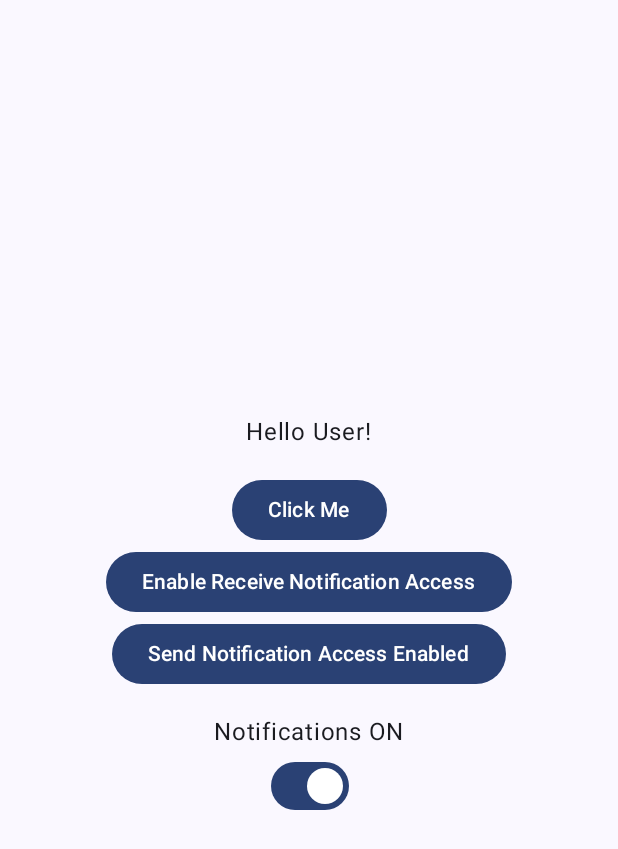
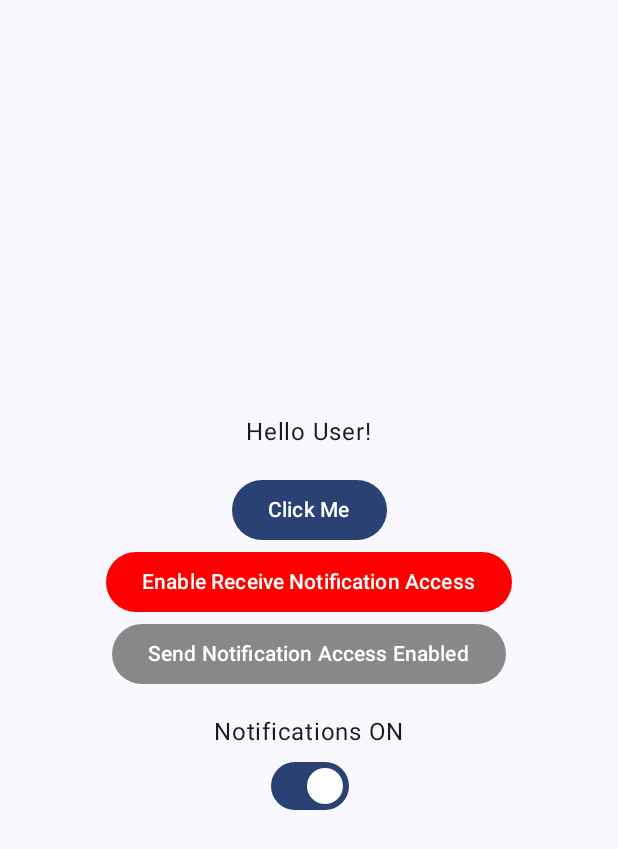
Before and after one commit to angelazheng96/JustSoYouKnow, an Android app built with Jetpack Compose: the screen it shows after launch (MainActivity), on a phone screen of 412 x 824 dp. Shown: the top 849 px of the screen. Run offline under Robolectric (Android 15) with nearby library versions, the phone set to English and light mode, and no system bars.

Commit message:
Buttons change colour

```diff
--- a/app/src/main/java/com/example/justsoyouknow/MainActivity.kt
+++ b/app/src/main/java/com/example/justsoyouknow/MainActivity.kt
@@ -36,9 +36,11 @@ import androidx.compose.runtime.setValue
 import androidx.core.app.NotificationCompat
 import android.os.Handler
 import android.os.Looper
+import androidx.compose.material3.ButtonDefaults
 import androidx.compose.material3.Switch
 import androidx.compose.runtime.remember
 import androidx.compose.runtime.rememberCoroutineScope
+import androidx.compose.ui.graphics.Color
 import kotlinx.coroutines.delay
 import kotlinx.coroutines.launch
 
@@ -119,7 +121,13 @@ class MainActivity : ComponentActivity() {
 
     @Composable
     fun ReceiveSetting(context: Context) {
-        Button(onClick = { ensureReceiveNotificationAccess(this) }) {
+        Button(
+            onClick = { ensureReceiveNotificationAccess(this) },
+            colors = ButtonDefaults.buttonColors(
+                containerColor = if (isReceiveNotificationAccessEnabled(context)) Color.Gray else Color.Red,
+                contentColor = Color.White // Text color
+            )
+        ) {
             if (isReceiveNotificationAccessEnabled(context)) {
                 Text(text = "Receive Notification Access Enabled")
             } else {
@@ -130,12 +138,16 @@ class MainActivity : ComponentActivity() {
 
     @Composable
     fun SendSetting(context: Context) {
-        Button(onClick = { ensureSendNotificationAccess(this) }) {
+        Button(
+            onClick = { ensureSendNotificationAccess(this) },
+            colors = ButtonDefaults.buttonColors(
+                containerColor = if (isSendNotificationAccessEnabled(context)) Color.Gray else Color.Red,
+                contentColor = Color.White // Text color
+            )
+        ) {
             if (isSendNotificationAccessEnabled(context)) {
-                Log.d("tagging", "no change button")
                 Text(text = "Send Notification Access Enabled")
             } else {
-                Log.d("tagging", "change button")
                 Text(text = "Enable Send Notification Access")
             }
         }
```
